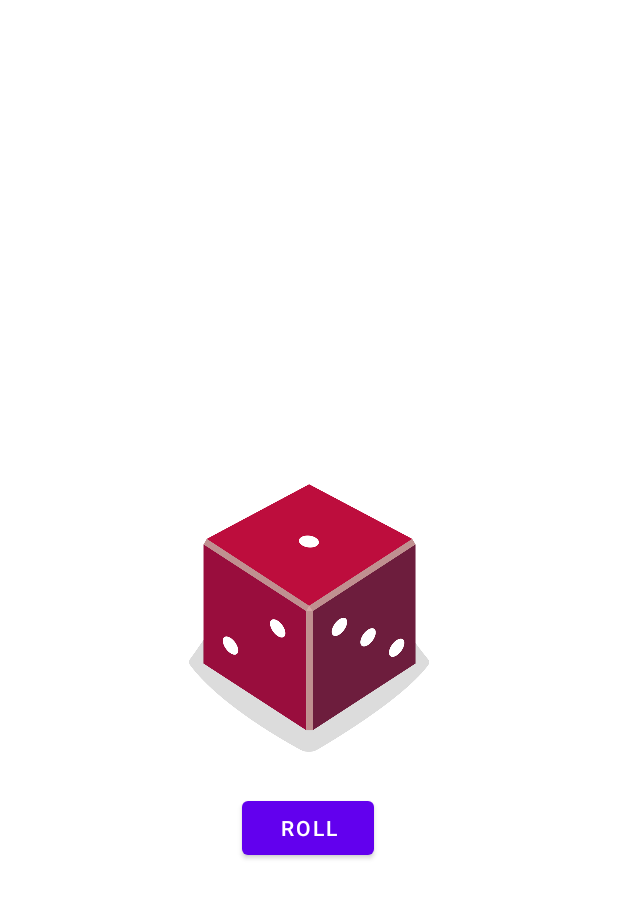
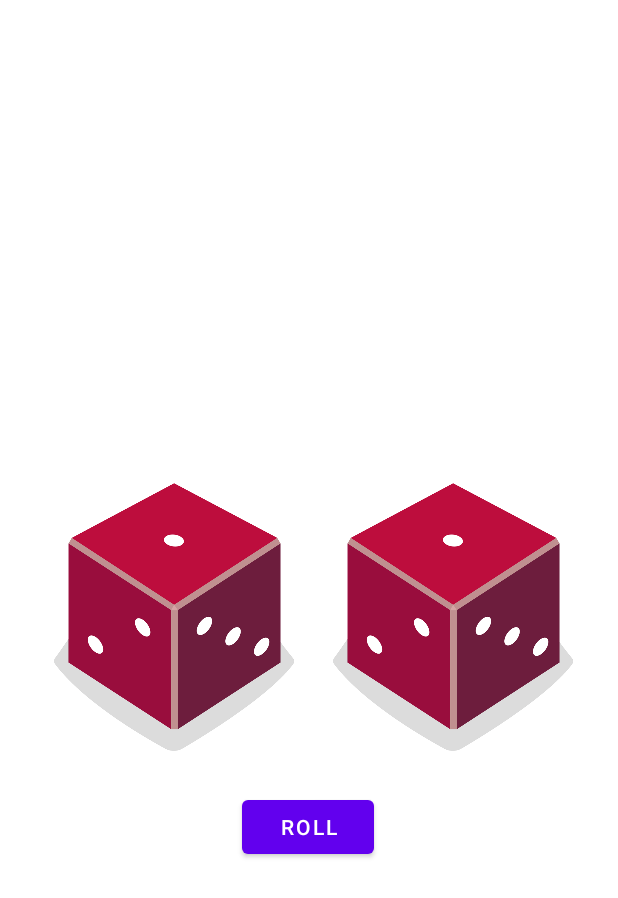
Before and after one commit to sophiet18/android-dice, an Android app: the layout activity_main.xml on its own in the app's theme, with its tools: preview values and no code run, on a phone screen of 412 x 824 dp. Shown: the top 898 px of the screen. Run offline under Robolectric (Android 15) with nearby library versions, the phone set to English and light mode, and no system bars.

```diff
--- a/app/src/main/res/layout/activity_main.xml
+++ b/app/src/main/res/layout/activity_main.xml
@@ -6,7 +6,7 @@
     android:layout_height="match_parent"
     tools:context=".MainActivity">
 
-    <!--    when a change is made in the tools: instead of app:, then it would not show up in the emulator!-->
+    <!-- when a change is made in the tools: instead of app:, then it would not show up in the emulator!-->
 
     <Button
         android:id="@+id/button"
@@ -25,8 +25,22 @@
         android:layout_height="200dp"
         app:layout_constraintBottom_toBottomOf="parent"
         app:layout_constraintEnd_toEndOf="parent"
+        app:layout_constraintHorizontal_bias="0.143"
         app:layout_constraintStart_toStartOf="parent"
         app:layout_constraintTop_toTopOf="parent"
+        app:layout_constraintVertical_bias="0.499"
+        tools:srcCompat="@drawable/dice_1" />
+
+    <ImageView
+        android:id="@+id/imageView"
+        android:layout_width="160dp"
+        android:layout_height="200dp"
+        app:layout_constraintBottom_toBottomOf="parent"
+        app:layout_constraintEnd_toEndOf="parent"
+        app:layout_constraintHorizontal_bias="0.88"
+        app:layout_constraintStart_toStartOf="parent"
+        app:layout_constraintTop_toTopOf="parent"
+        app:layout_constraintVertical_bias="0.499"
         tools:srcCompat="@drawable/dice_1" />
 
 
```
Also changed, not shown: app/src/main/java/com/example/androiddice/MainActivity.kt (+23 -9 lines).
